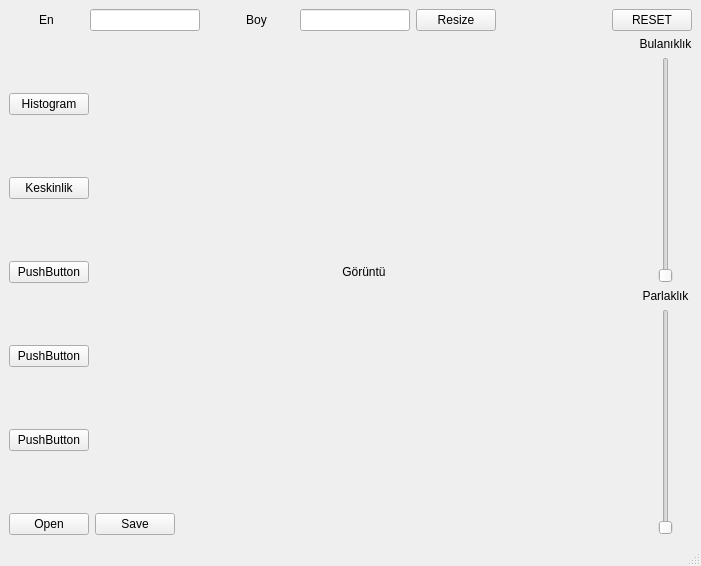
Before: the Qt Designer form process.ui in Ugur0855/Image_Proccessing_2020, drawn with Qt 5.
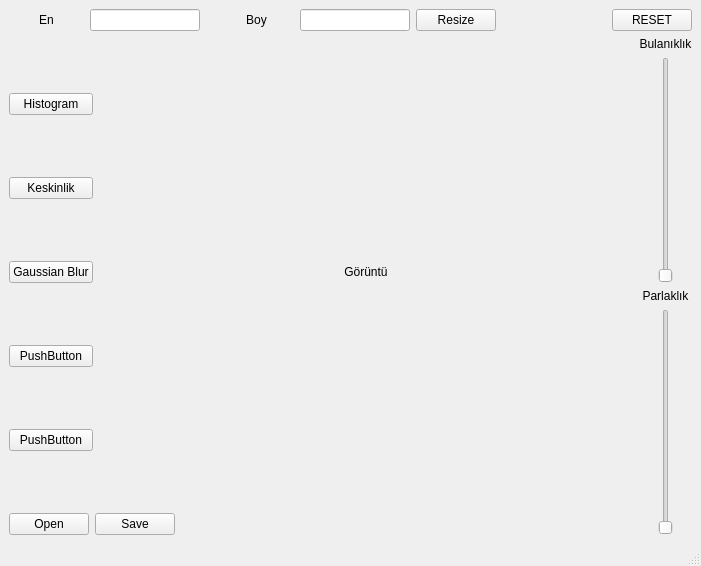
After: the same form once the commit is applied.

What changed in the file:
```diff
--- a/process.ui
+++ b/process.ui
@@ -55,7 +55,7 @@
          </size>
         </property>
         <property name="text">
-         <string>PushButton</string>
+         <string>Gaussian Blur</string>
         </property>
        </widget>
       </item>
```
Left out of the diff: 34 changed lines with no effect on the pictures.
